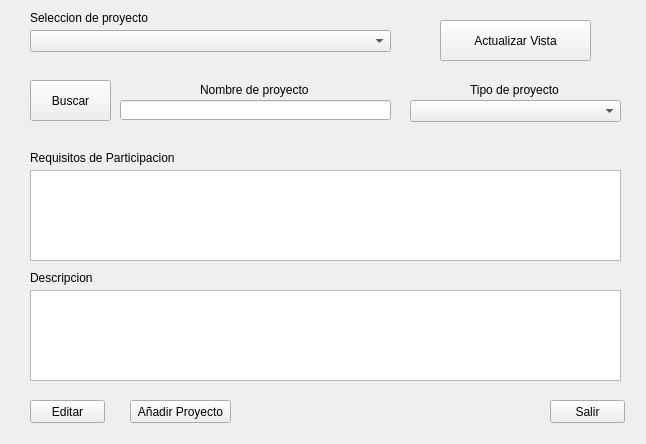
This is src/UI/gestorProyectos.ui in PurpleFlamingo/purpleACOES as Qt 5 draws it before an edit. The edited form follows.
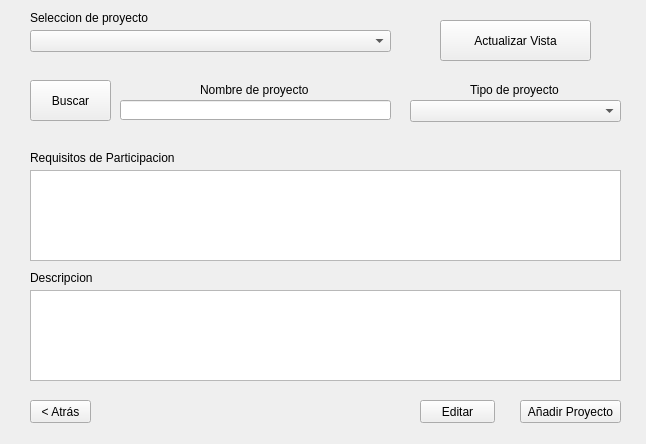
This is the edited form.

Commit message: ahora en vez de salir pone <Atrás

```diff
--- a/src/UI/gestorProyectos.ui
+++ b/src/UI/gestorProyectos.ui
@@ -40,7 +40,7 @@
    <widget class="QPushButton" name="bAnadir">
     <property name="geometry">
      <rect>
-      <x>130</x>
+      <x>520</x>
       <y>400</y>
       <width>101</width>
       <height>23</height>
@@ -53,7 +53,7 @@
    <widget class="QPushButton" name="bEditar">
     <property name="geometry">
      <rect>
-      <x>30</x>
+      <x>420</x>
       <y>400</y>
       <width>75</width>
       <height>23</height>
@@ -66,14 +66,14 @@
    <widget class="QPushButton" name="bSalir">
     <property name="geometry">
      <rect>
-      <x>550</x>
+      <x>30</x>
       <y>400</y>
-      <width>75</width>
+      <width>61</width>
       <height>23</height>
      </rect>
     </property>
     <property name="text">
-     <string>Salir</string>
+     <string>&lt; Atrás</string>
     </property>
    </widget>
    <widget class="QLineEdit" name="eNombre">
```
